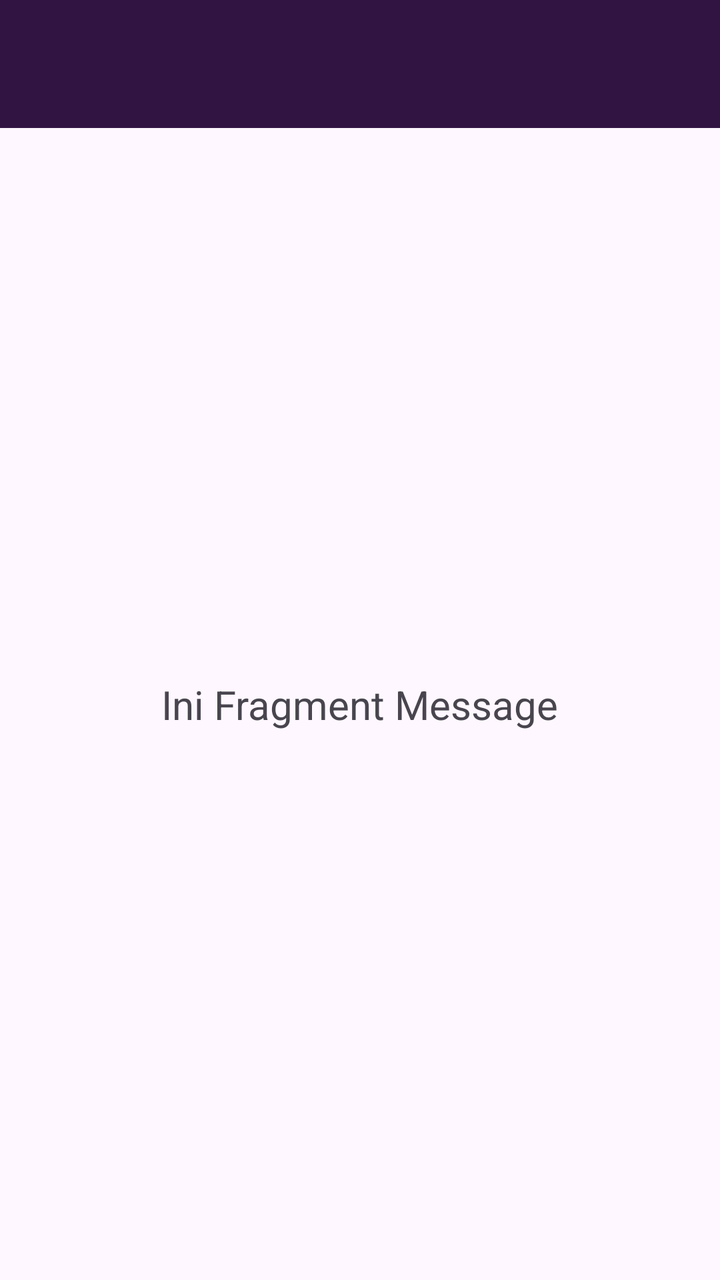
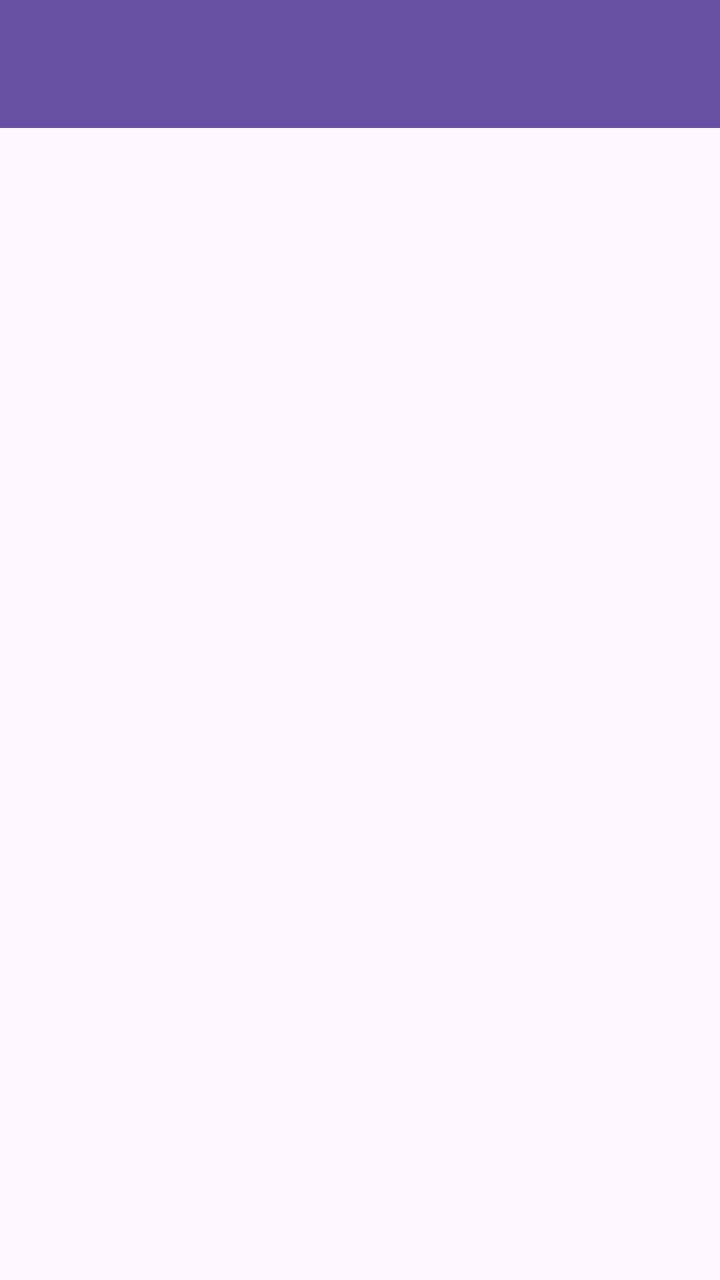

The first picture is an Android layout as it rendered before a commit; the second is the same layout after the commit. The layout source and the unified diff follow.
<!-- AndroidManifest.xml: application theme Theme.Nawfal_3TIF -->
<!-- res/layout/fragment_message.xml -->
<?xml version="1.0" encoding="utf-8"?>
<androidx.constraintlayout.widget.ConstraintLayout xmlns:android="http://schemas.android.com/apk/res/android"
    xmlns:app="http://schemas.android.com/apk/res-auto"
    xmlns:tools="http://schemas.android.com/tools"
    android:layout_width="match_parent"
    android:layout_height="match_parent"
    tools:context=".Message.MessageFragment">

    <androidx.appcompat.widget.Toolbar
        android:id="@+id/toolbar"
        android:layout_width="match_parent"
        android:layout_height="?attr/actionBarSize"
        android:background="#321442"
        app:layout_constraintEnd_toEndOf="parent"
        app:layout_constraintStart_toStartOf="parent"
        app:layout_constraintTop_toTopOf="parent"
        app:titleTextColor="@android:color/white" />

    <TextView
        android:layout_width="wrap_content"
        android:layout_height="wrap_content"
        android:text="Ini Fragment Message"
        android:textSize="20sp"
        app:layout_constraintBottom_toBottomOf="parent"
        app:layout_constraintEnd_toEndOf="parent"
        app:layout_constraintStart_toStartOf="parent"
        app:layout_constraintTop_toBottomOf="@+id/toolbar" />

</androidx.constraintlayout.widget.ConstraintLayout>
<!-- resources referenced by this layout -->
<resources>
  <style name="Theme.Nawfal_3TIF" parent="Base.Theme.Nawfal_3TIF" />
  <style name="Base.Theme.Nawfal_3TIF" parent="Theme.Material3.DayNight.NoActionBar">
          
          
      </style>
</resources>

<!-- the commit's change to res/layout/fragment_message.xml (unified diff, before → after) -->
@@ -1,29 +1,31 @@
 <?xml version="1.0" encoding="utf-8"?>
-<androidx.constraintlayout.widget.ConstraintLayout xmlns:android="http://schemas.android.com/apk/res/android"
+<androidx.coordinatorlayout.widget.CoordinatorLayout xmlns:android="http://schemas.android.com/apk/res/android"
     xmlns:app="http://schemas.android.com/apk/res-auto"
     xmlns:tools="http://schemas.android.com/tools"
     android:layout_width="match_parent"
     android:layout_height="match_parent"
-    tools:context=".Message.MessageFragment">
+    tools:context=".More.MoreFragment">
 
-    <androidx.appcompat.widget.Toolbar
-        android:id="@+id/toolbar"
+    <com.google.android.material.appbar.AppBarLayout
+        android:id="@+id/appBarLayout"
         android:layout_width="match_parent"
-        android:layout_height="?attr/actionBarSize"
-        android:background="#321442"
-        app:layout_constraintEnd_toEndOf="parent"
-        app:layout_constraintStart_toStartOf="parent"
-        app:layout_constraintTop_toTopOf="parent"
-        app:titleTextColor="@android:color/white" />
+        android:layout_height="wrap_content"
+        android:theme="@style/ThemeOverlay.AppCompat.Dark.ActionBar">
 
-    <TextView
-        android:layout_width="wrap_content"
-        android:layout_height="wrap_content"
-        android:text="Ini Fragment Message"
-        android:textSize="20sp"
-        app:layout_constraintBottom_toBottomOf="parent"
-        app:layout_constraintEnd_toEndOf="parent"
-        app:layout_constraintStart_toStartOf="parent"
-        app:layout_constraintTop_toBottomOf="@+id/toolbar" />
+        <androidx.appcompat.widget.Toolbar
+            android:id="@+id/toolbar"
+            android:layout_width="match_parent"
+            android:layout_height="?attr/actionBarSize"
+            android:background="?attr/colorPrimary"
+            app:layout_scrollFlags="scroll|enterAlways"
+            app:titleTextColor="@android:color/white" />
 
-</androidx.constraintlayout.widget.ConstraintLayout>
+    </com.google.android.material.appbar.AppBarLayout>
+
+
+    <ListView
+        android:id="@+id/listMessageItems"
+        android:layout_width="match_parent"
+        android:layout_height="match_parent"
+        app:layout_behavior="@string/appbar_scrolling_view_behavior" />
+</androidx.coordinatorlayout.widget.CoordinatorLayout>
